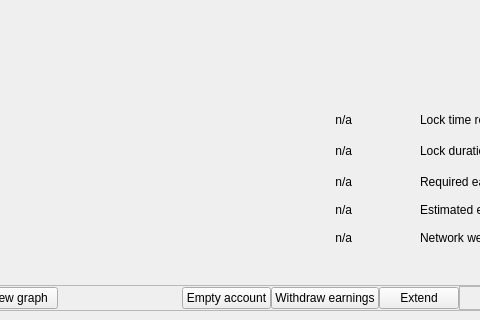
First picture: the form in src/qt/_Gulden/forms/witnessdialog.ui, repository frozenflux3/munt-official, before the edit; both pictures show x 114 to 594 and y 259 to 579 of the 996 by 579 pixel window.
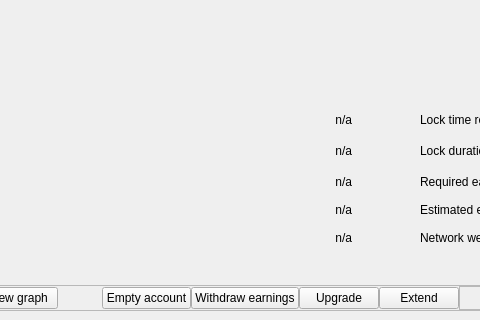
Second picture: the form after the edit. Custom widgets are drawn as their Qt base class.

Commit message:
Upgrade witness account (draft)
Introduces upgrade button for SCRIPT type witness accounts to manually upgrade to POW2WITNESS.

The edit to the form file:
```diff
--- a/src/qt/_Gulden/forms/witnessdialog.ui
+++ b/src/qt/_Gulden/forms/witnessdialog.ui
@@ -739,6 +739,16 @@
               </property>
              </widget>
             </item>
+            <item>
+             <widget class="QPushButton" name="upgradeButton">
+              <property name="cursor">
+               <cursorShape>PointingHandCursor</cursorShape>
+              </property>
+              <property name="text">
+               <string>Upgrade</string>
+              </property>
+             </widget>
+            </item>
             <item>
              <widget class="QPushButton" name="extendButton">
               <property name="cursor">
```
The commit also changes 11 other files.
